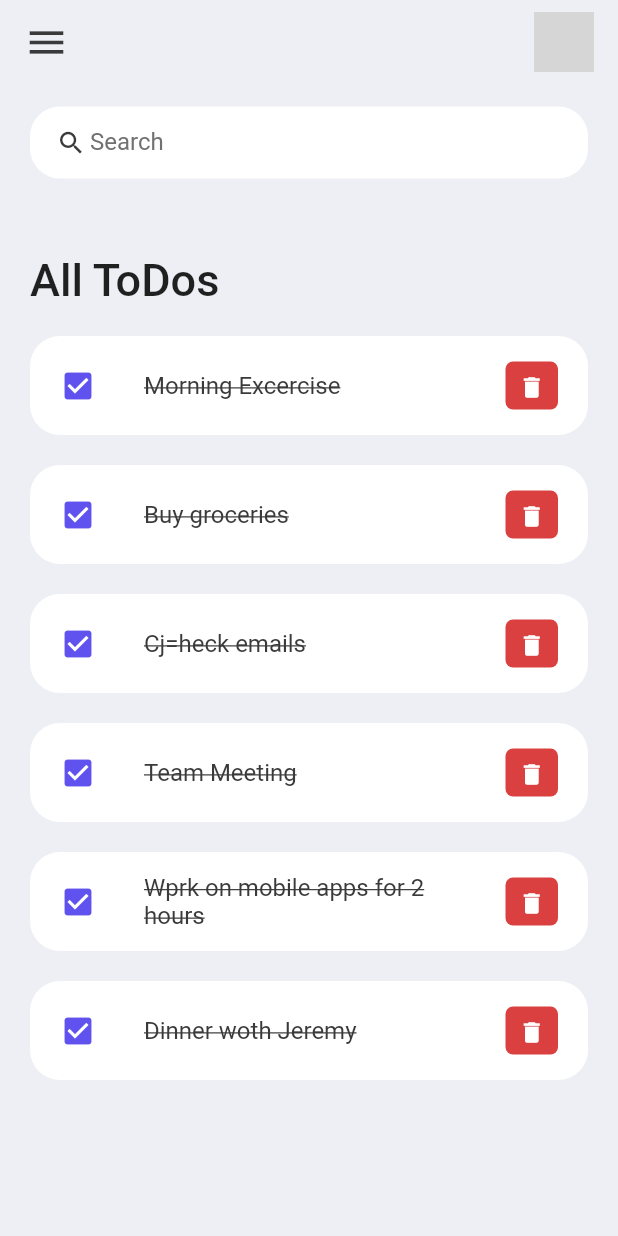
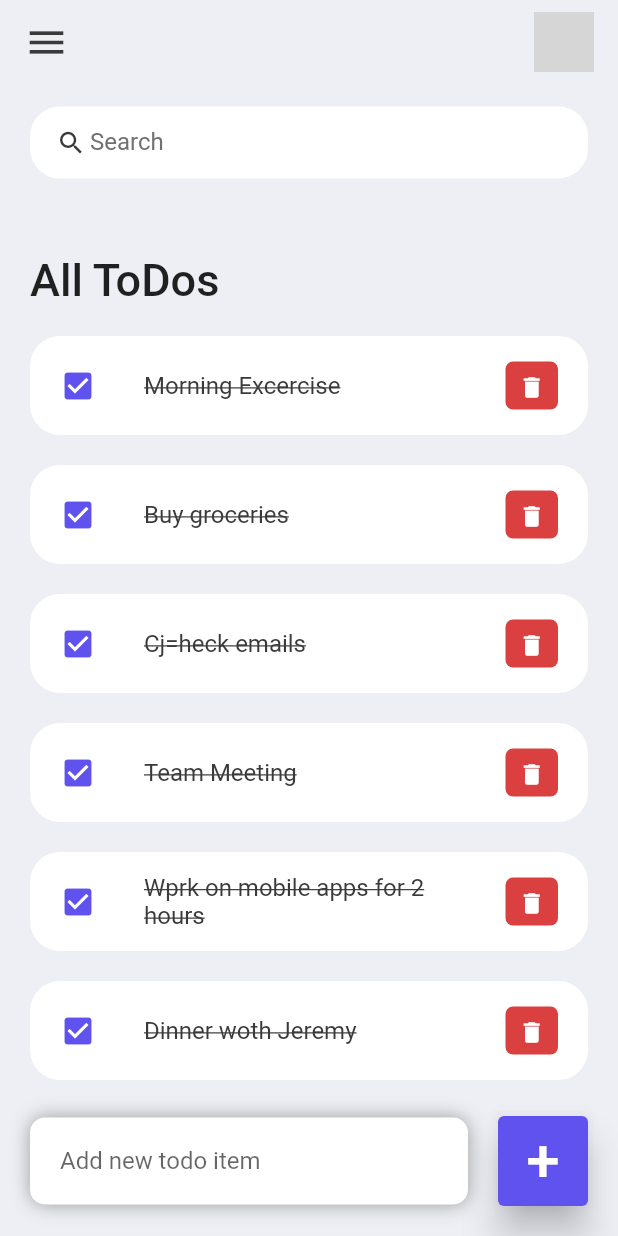
Before and after one commit to fiorella813valencia/to_do_app, a Flutter app: the screen it shows after launch, on a phone screen of 412 x 824 dp. Run offline on Flutter 3.47's test engine with Material 2 defaults, Android fonts, the light colour scheme and no system bars; grey boxes are pictures that could not be loaded.

Commit message:
second version

```diff
--- a/lib/screens/home.dart
+++ b/lib/screens/home.dart
@@ -10,12 +10,13 @@
 
   final todosList=ToDo.todoList();
 
-  @override
   Widget build(BuildContext context){
     return Scaffold(
         backgroundColor: tdBGColor,
         appBar: _builAppBar(),
-      body: Container(
+        body: Stack(
+          children: [
+            Container(
                 padding: EdgeInsets.symmetric(horizontal: 20,
                     vertical: 15),
                 child: Column(
@@ -35,12 +36,59 @@
                       ),
                       for(ToDo todo in todosList)
                         ToDoItem(todo: todo,),
-
                     ],
                   ),
                 )
               ],
             ),
+          ),
+          Align(
+            alignment: Alignment.bottomCenter,
+            child: Row(children: [
+              Expanded(child:
+                  Container(
+                    margin:EdgeInsets.only(
+                      bottom: 20,
+                      right: 20,
+                      left: 20,
+                    ),
+                    padding: EdgeInsets.symmetric(
+                      horizontal: 20,
+                      vertical: 5
+                     ),
+                    decoration: BoxDecoration(
+                    color: Colors.white,
+                    boxShadow: const [BoxShadow(
+                    color: Colors.grey,
+                    offset: Offset(0.0, 0.0),
+                    blurRadius: 10.0,
+                    spreadRadius: 0.0,
+                  ),],
+              borderRadius: BorderRadius.circular(10),
+                ),
+         child: TextField(
+        decoration: InputDecoration(
+        hintText: 'Add new todo item',
+        border: InputBorder.none
+    ),
+    ),
+                ),
+              ),
+    Container(
+    margin: EdgeInsets.only(bottom: 20, right: 20),
+    child: ElevatedButton(
+    onPressed:(){},
+    style: ElevatedButton.styleFrom(
+    primary: tdBlue,
+    minimumSize: Size(60, 60),
+    elevation: 10,
+    ),
+    child: Text('+', style: TextStyle(fontSize: 40,),),
+    ),
+    )
+            ]),
+          ),
+        ],
       ),
     );
   }
--- a/lib/widgets/todo_item.dart
+++ b/lib/widgets/todo_item.dart
@@ -21,13 +21,16 @@
             ),
           contentPadding: EdgeInsets.symmetric(horizontal: 20,vertical: 5),
           tileColor: Colors.white,
-          leading:Icon(Icons.check_box,color: tdBlue),
+          leading:Icon(
+              todo.isDone? Icons.check_box: Icons.check_box_outline_blank,
+              color: tdBlue
+          ),
           title:Text(
             todo.todoText!,
             style: TextStyle(
-                fontSize: 16,
-                color: tdBlack,
-            decoration:TextDecoration.lineThrough,
+              fontSize: 16,
+              color: tdBlack,
+              decoration:todo.isDone? TextDecoration.lineThrough:null,
             ),
           ),
           trailing: Container(
```
Lines whose indentation alone changed are shown as unchanged.
